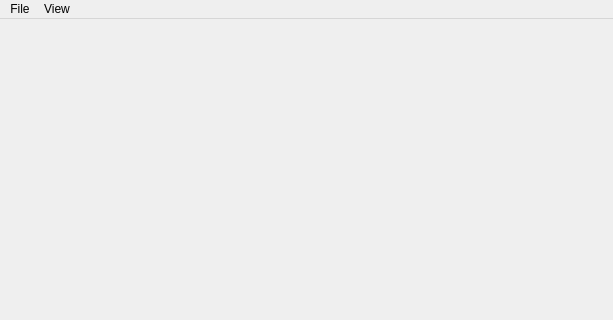
Before: the Qt Designer form src/MainWindow.ui in gdevic/Z80Explorer, drawn with Qt 5; both pictures show x 0 to 613 and y 0 to 320 of the 613 by 493 pixel window.
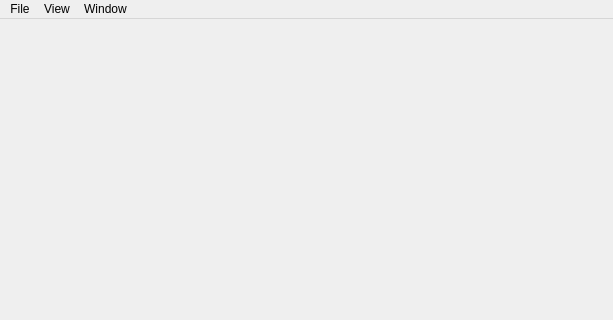
After: the same form once the commit is applied.

Commit message: Removed one init(); add New Image Window option

Diff of the .ui file:
```diff
--- a/src/MainWindow.ui
+++ b/src/MainWindow.ui
@@ -36,8 +36,15 @@
      <string>View</string>
     </property>
    </widget>
+   <widget class="QMenu" name="menuWindow">
+    <property name="title">
+     <string>Window</string>
+    </property>
+    <addaction name="actionNewImageView"/>
+   </widget>
    <addaction name="menuFile"/>
    <addaction name="menuView"/>
+   <addaction name="menuWindow"/>
   </widget>
   <widget class="QStatusBar" name="statusbar"/>
   <action name="actionExit">
```
Left out of the diff: 16 changed lines with no effect on the pictures. The commit also changes 3 other files.
